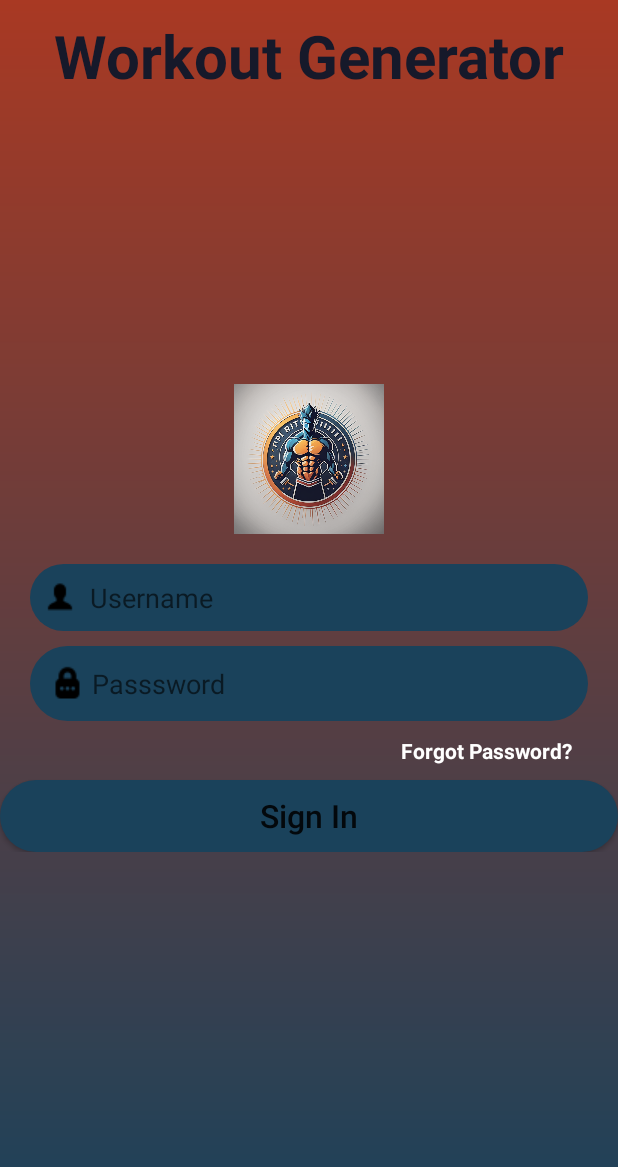
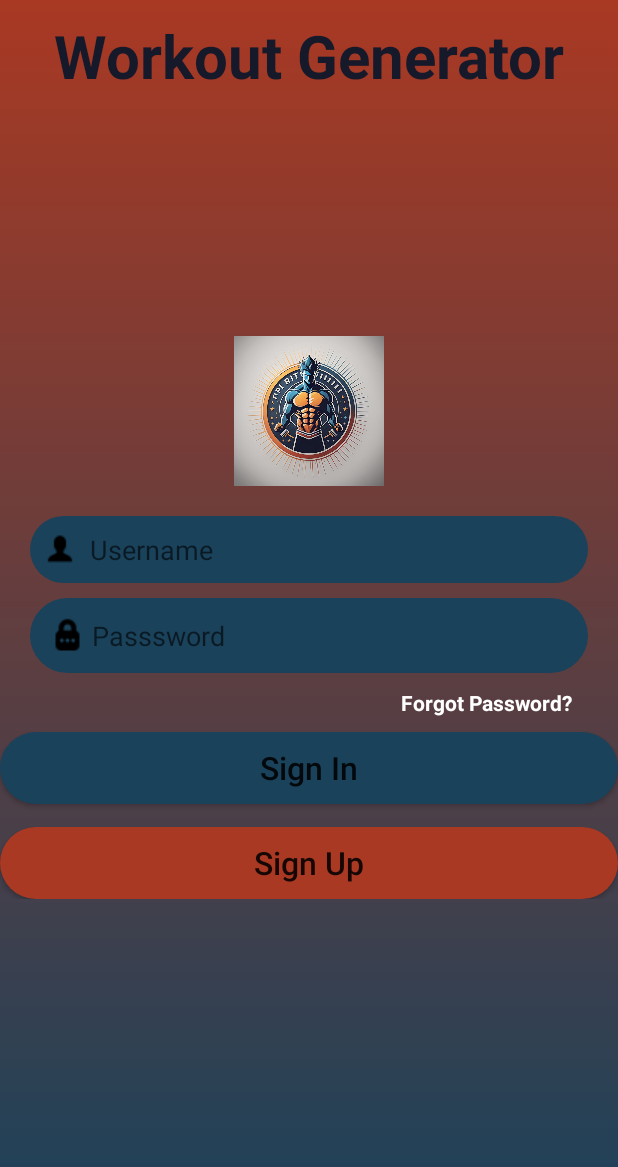
Before and after one commit to EmmanuelGR02/WorkoutGenerator, an Android app built with Jetpack Compose: the screen it shows after launch (MainActivity), on a phone screen of 412 x 824 dp. Shown: the top 1167 px of the screen. Run offline under Robolectric (Android 15) with nearby library versions, the phone set to English and light mode, and no system bars; our stand-ins replace Firebase (no records; nobody signed in at launch, a user with empty details on screens opened directly).

Commit message:
signup_layout.xml design and send data to database functionality

```diff
--- a/app/src/main/java/com/example/workoutgenerator/MainActivity.kt
+++ b/app/src/main/java/com/example/workoutgenerator/MainActivity.kt
@@ -1,19 +1,62 @@
 package com.example.workoutgenerator
 
+import android.annotation.SuppressLint
 import android.os.Bundle
+import android.widget.Button
+import android.widget.EditText
 import androidx.activity.ComponentActivity
+import androidx.annotation.ContentView
 import com.google.firebase.database.FirebaseDatabase
 
+public val database = FirebaseDatabase.getInstance().reference
 
 class MainActivity : ComponentActivity() {
     override fun onCreate(savedInstanceState: Bundle?) {
         super.onCreate(savedInstanceState)
+
+        logIn()
+
+    }
+
+    // Log in page functionality
+    private fun logIn() {
         setContentView(R.layout.login_layout)
 
-        val database = FirebaseDatabase.getInstance()
-        val myRef = database.getReference("message")
+        // Buttons
+        val signUpButton = findViewById<Button>(R.id.logIn_signUpBtn)
 
-        myRef.setValue("TESTING")
+        signUpButton?.setOnClickListener {
+            setContentView(R.layout.signup_layout)
+            // Sing up logic
+            signUp()
+            // Takes you back to log in page
+            val backButton = findViewById<Button>(R.id.signUp_backButton)
+            goBack(backButton)
+        }
+    }
 
+    // store all the data given in the database
+    private fun signUp() {
+        val signUpButton = findViewById<Button>(R.id.signUp_button)
+
+        signUpButton?.setOnClickListener {
+            val name = findViewById<EditText>(R.id.signUp_name).text.toString()
+            val lastName = findViewById<EditText>(R.id.signUp_lastName).text.toString()
+            val username = findViewById<EditText>(R.id.signUp_username).text.toString()
+            val password = findViewById<EditText>(R.id.signUp_password).text.toString()
+
+            val signUp = SignUpActivity(name, lastName, username, password)
+
+            database.child(username).setValue(signUp)
+        }
     }
+
+    // Back to Log In Page
+    private fun goBack(button: Button) {
+        button?.setOnClickListener {
+           logIn()
+        }
+    }
+
+
 }
--- /dev/null
+++ b/app/src/main/res/drawable/signupbtn_background.xml
@@ -0,0 +1,8 @@
+<?xml version="1.0" encoding="utf-8"?>
+<shape xmlns:android="http://schemas.android.com/apk/res/android"
+    android:shape="rectangle">
+
+
+    <solid android:color="@color/loginBG_darkOrange"></solid>
+    <corners android:radius="30dp"></corners>
+</shape>
--- a/app/src/main/res/layout/login_layout.xml
+++ b/app/src/main/res/layout/login_layout.xml
@@ -38,6 +38,7 @@
 
         <!-- Login edit text inputs -->
         <EditText
+            android:id="@+id/logIn_username"
             android:layout_width="match_parent"
             android:layout_height="wrap_content"
             android:drawableStart="@drawable/login_icon"
@@ -50,6 +51,7 @@
             android:layout_marginTop="20dp"></EditText>
 
         <EditText
+            android:id="@+id/logIn_password"
             android:layout_width="match_parent"
             android:layout_height="wrap_content"
             android:drawableStart="@drawable/password_icon"
@@ -75,6 +77,7 @@
 
         <!-- Login button -->
         <Button
+            android:id="@+id/signIn_btn"
             android:layout_width="match_parent"
             android:layout_height="wrap_content"
             android:background="@drawable/loginbtn_background"
@@ -82,6 +85,17 @@
             android:textAllCaps="false"
             android:textSize="21sp"></Button>
 
+        <!-- Sing up Button -->
+        <Button
+            android:id="@+id/logIn_signUpBtn"
+            android:layout_width="match_parent"
+            android:layout_height="wrap_content"
+            android:background="@drawable/signupbtn_background"
+            android:text="Sign Up"
+            android:textAllCaps="false"
+            android:layout_marginTop="15dp"
+            android:textSize="21sp"></Button>
+
     </LinearLayout>
 
 </RelativeLayout>
```
Also changed, not shown: app/src/main/java/com/example/workoutgenerator/SignUpActivity.kt (added, +22 -0 lines), app/src/main/res/drawable/back_button_background.xml (added, +8 -0 lines), app/src/main/res/layout/signup_layout.xml (added, +147 -0 lines), app/src/main/res/drawable/back_icon.png (added), app/src/main/res/drawable/name_icon.png (added).
